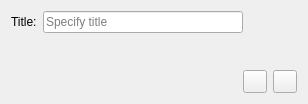
Old version of the form ui/novel_creation_dialog.ui in the repository zkovari/plotlyst.
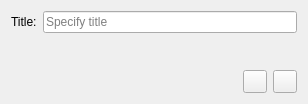
New version of the form.

Commit message: Remove novel title's max width in novel editor

The edit to the form file:
```diff
--- a/ui/novel_creation_dialog.ui
+++ b/ui/novel_creation_dialog.ui
@@ -27,7 +27,7 @@
       <widget class="QLineEdit" name="lineTitle">
        <property name="maximumSize">
         <size>
-         <width>200</width>
+         <width>16777215</width>
          <height>16777215</height>
         </size>
        </property>
```
